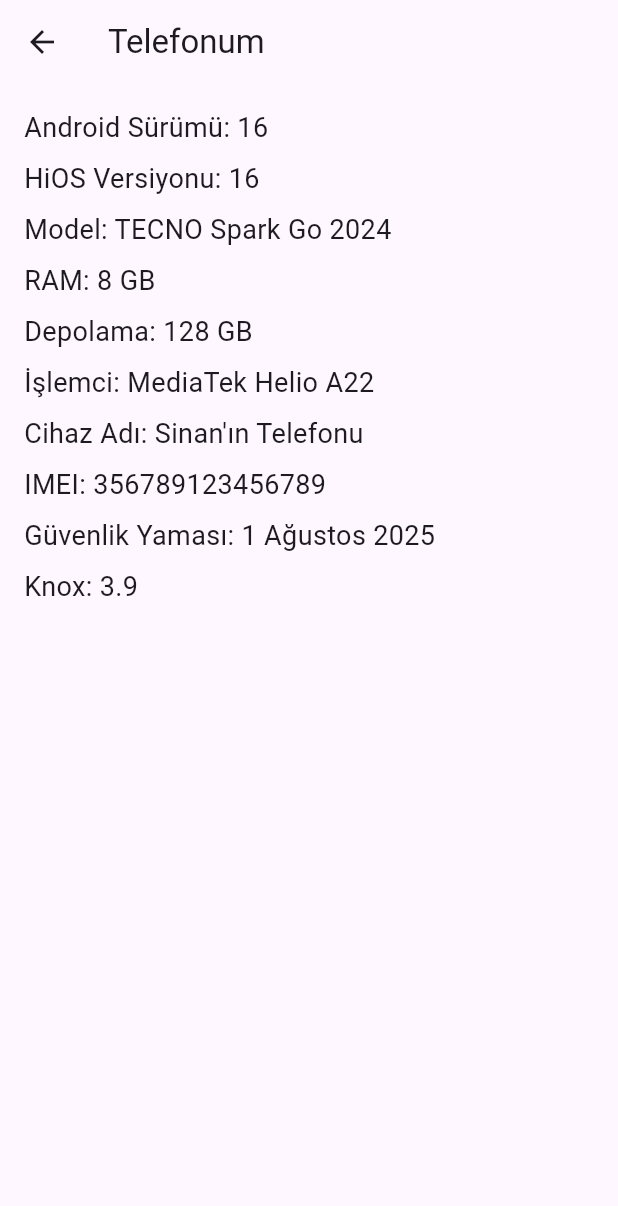
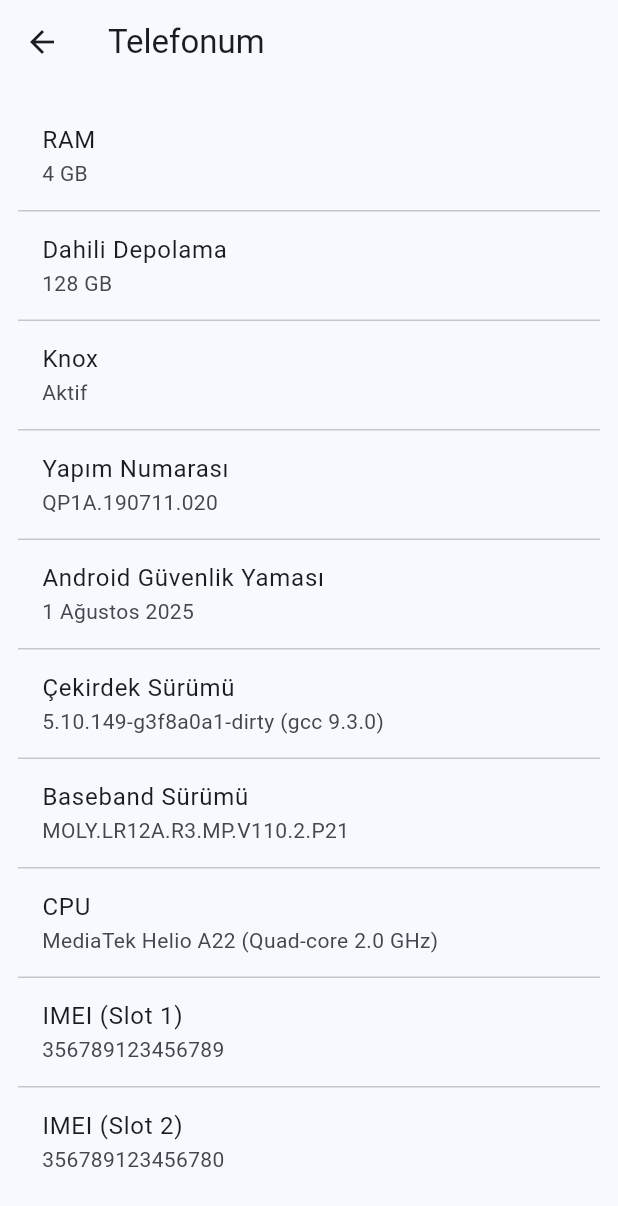
Before and after one commit to nsibvlizad-hub/Sin, a Flutter app: the screen it shows after launch, after a tap on "Telefonum", on a phone screen of 412 x 824 dp. Shown: the top 1206 px of the screen. Run offline on Flutter 3.47's test engine with Material 3 defaults, Android fonts, the phone set to English and light mode, and no system bars; our stand-ins replace shared_preferences; missing offline and left inert: android_intent_plus.

Commit message:
Update main.dart

```diff
--- a/lib/main.dart
+++ b/lib/main.dart
@@ -11,177 +11,133 @@ class MyApp extends StatelessWidget {
   @override
   Widget build(BuildContext context) {
     return MaterialApp(
+      title: 'Ayarlar Klonu',
+      theme: ThemeData(useMaterial3: true, colorSchemeSeed: Colors.blue),
+      home: const SettingsPage(),
       debugShowCheckedModeBanner: false,
-      home: SettingsHome(),
     );
   }
 }
 
-class SettingsHome extends StatefulWidget {
-  @override
-  State<SettingsHome> createState() => _SettingsHomeState();
-}
+class SettingsPage extends StatelessWidget {
+  const SettingsPage({super.key});
 
-class _SettingsHomeState extends State<SettingsHome> {
-  String searchQuery = "";
-
-  // 📌 Gruplar (başlıksız)
-  final List<List<Map<String, dynamic>>> groupedSettings = [
-    [
-      {'title': 'HiCloud', 'icon': Icons.cloud, 'intent': 'android.settings.CLOUD_SETTINGS'},
-      {'title': 'Telefonum', 'icon': Icons.phone_android, 'fake': true},
-    ],
-    [
-      {'title': 'SIM ve Ağ Ayarları', 'icon': Icons.sim_card, 'intent': 'android.settings.DATA_ROAMING_SETTINGS'},
-      {'title': 'Wi-Fi', 'icon': Icons.wifi, 'intent': 'android.settings.WIFI_SETTINGS'},
-      {'title': 'Bluetooth', 'icon': Icons.bluetooth, 'intent': 'android.settings.BLUETOOTH_SETTINGS'},
-      {'title': 'Erişim Noktası ve İnternet Paylaşımı', 'icon': Icons.wifi_tethering, 'intent': 'android.settings.TETHER_SETTINGS'},
-      {'title': 'Daha Fazla Bağlantı', 'icon': Icons.settings_input_component, 'intent': 'android.settings.AIRPLANE_MODE_SETTINGS'},
-    ],
-    [
-      {'title': 'Kişiselleştirme', 'icon': Icons.brush, 'intent': 'android.settings.HOME_SETTINGS'},
-      {'title': 'Ekran ve Parlaklık', 'icon': Icons.brightness_6, 'intent': 'android.settings.DISPLAY_SETTINGS'},
-      {'title': 'Ses ve Titreşim', 'icon': Icons.volume_up, 'intent': 'android.settings.SOUND_SETTINGS'},
-      {'title': 'Bildirim Paneli', 'icon': Icons.notifications, 'intent': 'android.settings.NOTIFICATION_SETTINGS'},
-    ],
-    [
-      {'title': 'Parola ve Güvenlik', 'icon': Icons.lock, 'intent': 'android.settings.SECURITY_SETTINGS'},
-      {'title': 'Gizlilik', 'icon': Icons.privacy_tip, 'intent': 'android.settings.PRIVACY_SETTINGS'},
-      {'title': 'Depolama', 'icon': Icons.sd_storage, 'intent': 'android.settings.INTERNAL_STORAGE_SETTINGS'},
-    ],
-    [
-      {'title': 'Uygulama Yönetimi', 'icon': Icons.apps, 'intent': 'android.settings.APPLICATION_SETTINGS'},
-      {'title': 'Konum', 'icon': Icons.location_on, 'intent': 'android.settings.LOCATION_SOURCE_SETTINGS'},
-    ],
-    [
-      {'title': 'Batarya Laboratuvarı', 'icon': Icons.battery_full, 'intent': 'android.settings.BATTERY_SAVER_SETTINGS'},
-      {'title': 'Dijital Denge ve Ebeveyn Denetimleri', 'icon': Icons.access_time, 'intent': 'android.settings.DIGITAL_WELLBEING_SETTINGS'},
-      {'title': 'Ekstra Özellikler', 'icon': Icons.extension, 'intent': 'android.settings.SETTINGS'},
-    ],
-    [
-      {'title': 'Kullanıcılar ve Hesaplar', 'icon': Icons.people, 'intent': 'android.settings.USER_SETTINGS'},
-      {'title': 'Güvenlik ve Acil Durum', 'icon': Icons.security, 'intent': 'android.settings.EMERGENCY_SETTINGS'},
-      {'title': 'Google', 'icon': Icons.g_mobiledata, 'intent': 'com.google.android.gms.settings.ADVANCED_SETTINGS_ACTIVITY'},
-    ],
-    [
-      {'title': 'Sistem', 'icon': Icons.settings, 'intent': 'android.settings.SETTINGS'},
-    ],
-  ];
+  void _openSystemSetting(String action) {
+    final intent = AndroidIntent(action: action);
+    intent.launch();
+  }
 
   @override
   Widget build(BuildContext context) {
-    // Arama filtresi
-    final filteredGroups = groupedSettings.map((group) {
-      return group
-          .where((item) => item['title']
-              .toString()
-              .toLowerCase()
-              .contains(searchQuery.toLowerCase()))
-          .toList();
-    }).where((group) => group.isNotEmpty).toList();
+    return Scaffold(
+      appBar: AppBar(title: const Text("Ayarlar")),
+      body: ListView(
+        padding: const EdgeInsets.all(8),
+        children: [
+          // 📌 Grup 1
+          _buildCard(context, [
+            _buildTile(context, Icons.info, "Telefonum", onTap: () {
+              Navigator.push(
+                context,
+                MaterialPageRoute(builder: (context) => const TelefonumPage()),
+              );
+            }),
+            _buildTile(context, Icons.wifi, "Wi-Fi",
+                onTap: () => _openSystemSetting("android.settings.WIFI_SETTINGS")),
+          ]),
+          const SizedBox(height: 12),
 
-    return Scaffold(
-      appBar: AppBar(
-        title: const Text("Ayarlar"),
-        backgroundColor: Colors.blue,
-      ),
-      body: Column(
-        children: [
-          // 📌 Arama Çubuğu
-          Padding(
-            padding: const EdgeInsets.all(8.0),
-            child: TextField(
-              decoration: InputDecoration(
-                hintText: "Ayarlar içinde ara...",
-                prefixIcon: const Icon(Icons.search),
-                border: OutlineInputBorder(
-                  borderRadius: BorderRadius.circular(23),
-                ),
-              ),
-              onChanged: (value) {
-                setState(() {
-                  searchQuery = value;
-                });
-              },
-            ),
-          ),
+          // 📌 Grup 2
+          _buildCard(context, [
+            _buildTile(context, Icons.bluetooth, "Bluetooth",
+                onTap: () => _openSystemSetting("android.settings.BLUETOOTH_SETTINGS")),
+            _buildTile(context, Icons.language, "Dil ve Girdi",
+                onTap: () => _openSystemSetting("android.settings.LOCALE_SETTINGS")),
+            _buildTile(context, Icons.lock, "Güvenlik",
+                onTap: () => _openSystemSetting("android.settings.SECURITY_SETTINGS")),
+          ]),
+          const SizedBox(height: 12),
 
-          // 📌 Ayar Listesi
-          Expanded(
-            child: ListView.builder(
-              padding: const EdgeInsets.all(12),
-              itemCount: filteredGroups.length,
-              itemBuilder: (context, groupIndex) {
-                final items = filteredGroups[groupIndex];
+          // 📌 Grup 3
+          _buildCard(context, [
+            _buildTile(context, Icons.battery_full, "Pil",
+                onTap: () => _openSystemSetting("android.settings.BATTERY_SAVER_SETTINGS")),
+            _buildTile(context, Icons.storage, "Depolama",
+                onTap: () => _openSystemSetting("android.settings.INTERNAL_STORAGE_SETTINGS")),
+          ]),
+          const SizedBox(height: 12),
 
-                return Card(
-                  shape: RoundedRectangleBorder(
-                    borderRadius: BorderRadius.circular(23),
-                  ),
-                  margin: const EdgeInsets.symmetric(vertical: 8),
-                  child: Column(
-                    children: items.map((item) {
-                      return ListTile(
-                        leading: Icon(item['icon'], color: Colors.blue),
-                        title: Text(item['title']),
-                        onTap: () async {
-                          if (item.containsKey('fake')) {
-                            Navigator.push(
-                              context,
-                              MaterialPageRoute(builder: (context) => const PhoneInfoPage()),
-                            );
-                          } else {
-                            final intent = AndroidIntent(
-                              action: item['intent'],
-                            );
-                            await intent.launch();
-                          }
-                        },
-                      );
-                    }).toList(),
-                  ),
-                );
-              },
-            ),
-          ),
+          // 📌 Grup 4
+          _buildCard(context, [
+            _buildTile(context, Icons.volume_up, "Ses",
+                onTap: () => _openSystemSetting("android.settings.SOUND_SETTINGS")),
+            _buildTile(context, Icons.display_settings, "Ekran",
+                onTap: () => _openSystemSetting("android.settings.DISPLAY_SETTINGS")),
+            _buildTile(context, Icons.notifications, "Bildirimler",
+                onTap: () => _openSystemSetting("android.settings.NOTIFICATION_SETTINGS")),
+          ]),
+          const SizedBox(height: 12),
+
+          // 📌 Grup 5
+          _buildCard(context, [
+            _buildTile(context, Icons.apps, "Uygulamalar",
+                onTap: () => _openSystemSetting("android.settings.APPLICATION_SETTINGS")),
+            _buildTile(context, Icons.update, "Sistem Güncelleme",
+                onTap: () => _openSystemSetting("android.settings.SYSTEM_UPDATE_SETTINGS")),
+          ]),
         ],
       ),
     );
   }
+
+  Widget _buildCard(BuildContext context, List<Widget> children) {
+    return Card(
+      shape: RoundedRectangleBorder(borderRadius: BorderRadius.circular(20)),
+      child: Column(children: children),
+    );
+  }
+
+  Widget _buildTile(BuildContext context, IconData icon, String title,
+      {VoidCallback? onTap}) {
+    return ListTile(
+      leading: Icon(icon, color: Colors.blue),
+      title: Text(title),
+      onTap: onTap,
+    );
+  }
 }
 
-class PhoneInfoPage extends StatelessWidget {
-  const PhoneInfoPage({super.key});
+class TelefonumPage extends StatelessWidget {
+  const TelefonumPage({super.key});
 
   @override
   Widget build(BuildContext context) {
+    final bilgiler = [
+      {"title": "RAM", "value": "4 GB"},
+      {"title": "Dahili Depolama", "value": "128 GB"},
+      {"title": "Knox", "value": "Aktif"},
+      {"title": "Yapım Numarası", "value": "QP1A.190711.020"},
+      {"title": "Android Güvenlik Yaması", "value": "1 Ağustos 2025"},
+      {"title": "Çekirdek Sürümü", "value": "5.10.149-g3f8a0a1-dirty (gcc 9.3.0)"},
+      {"title": "Baseband Sürümü", "value": "MOLY.LR12A.R3.MP.V110.2.P21"},
+      {"title": "CPU", "value": "MediaTek Helio A22 (Quad-core 2.0 GHz)"},
+      {"title": "IMEI (Slot 1)", "value": "356789123456789"},
+      {"title": "IMEI (Slot 2)", "value": "356789123456780"},
+    ];
+
     return Scaffold(
       appBar: AppBar(title: const Text("Telefonum")),
-      body: Padding(
-        padding: const EdgeInsets.all(16),
-        child: ListView(
-          children: const [
-            Text("Android Sürümü: 16", style: TextStyle(fontSize: 18)),
-            SizedBox(height: 8),
-            Text("HiOS Versiyonu: 16", style: TextStyle(fontSize: 18)),
-            SizedBox(height: 8),
-            Text("Model: TECNO Spark Go 2024", style: TextStyle(fontSize: 18)),
-            SizedBox(height: 8),
-            Text("RAM: 8 GB", style: TextStyle(fontSize: 18)),
-            SizedBox(height: 8),
-            Text("Depolama: 128 GB", style: TextStyle(fontSize: 18)),
-            SizedBox(height: 8),
-            Text("İşlemci: MediaTek Helio A22", style: TextStyle(fontSize: 18)),
-            SizedBox(height: 8),
-            Text("Cihaz Adı: Sinan'ın Telefonu", style: TextStyle(fontSize: 18)),
-            SizedBox(height: 8),
-            Text("IMEI: 356789123456789", style: TextStyle(fontSize: 18)),
-            SizedBox(height: 8),
-            Text("Güvenlik Yaması: 1 Ağustos 2025", style: TextStyle(fontSize: 18)),
-            SizedBox(height: 8),
-            Text("Knox: 3.9", style: TextStyle(fontSize: 18)),
-          ],
-        ),
+      body: ListView.separated(
+        padding: const EdgeInsets.all(12),
+        itemCount: bilgiler.length,
+        separatorBuilder: (_, __) => const Divider(height: 1),
+        itemBuilder: (context, index) {
+          final item = bilgiler[index];
+          return ListTile(
+            title: Text(item["title"]!),
+            subtitle: Text(item["value"]!),
+          );
+        },
       ),
     );
   }
```
